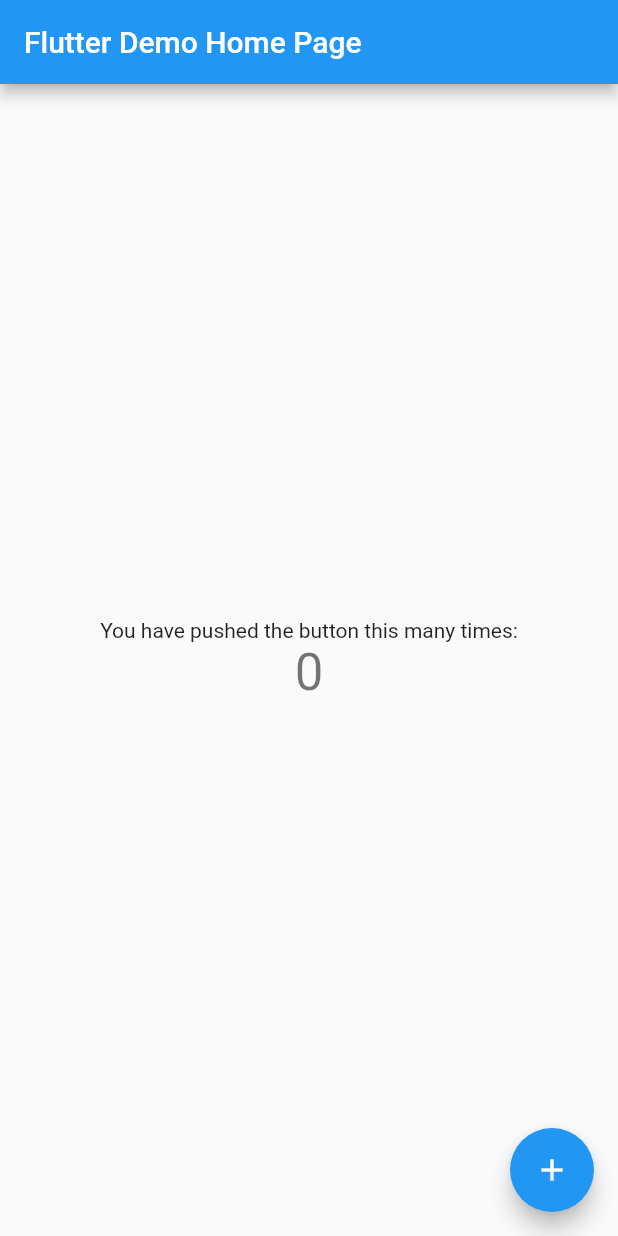
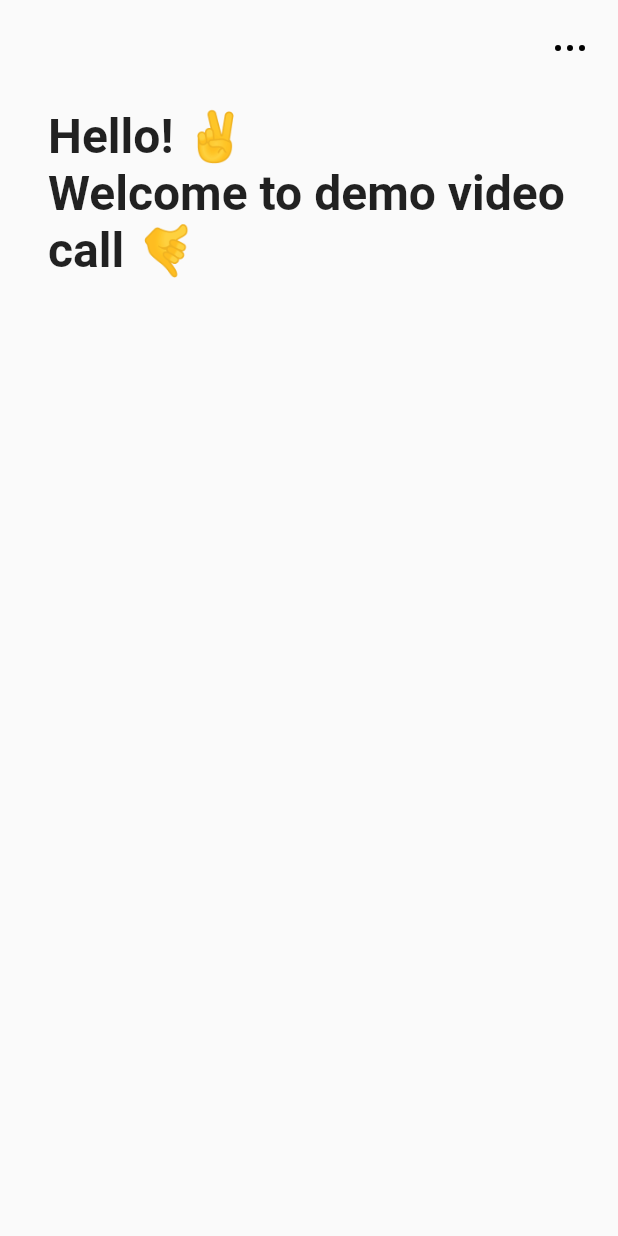
Before and after one commit to greenucom/flutter_demo_app, a Flutter app: the screen it shows after launch, on a phone screen of 412 x 824 dp. Run offline on Flutter 3.47's test engine with Material 2 defaults, Android fonts, the phone set to English and light mode, and no system bars; our stand-ins replace flutter_svg.

Commit message:
Add TitleScreen

```diff
--- a/lib/main.dart
+++ b/lib/main.dart
@@ -1,4 +1,5 @@
 import 'package:flutter/material.dart';
+import 'package:flutter_demo_app/title_screen/title_screen.dart';
 
 void main() {
   runApp(const MyApp());
@@ -24,7 +25,7 @@ class MyApp extends StatelessWidget {
         // is not restarted.
         primarySwatch: Colors.blue,
       ),
-      home: const MyHomePage(title: 'Flutter Demo Home Page'),
+      home: const TitleScreen(),
     );
   }
 }
--- /dev/null
+++ b/lib/title_screen/title_screen.dart
@@ -0,0 +1,70 @@
+import 'package:flutter/material.dart';
+import 'package:flutter_demo_app/title_screen/title_screen_view_model.dart';
+import 'package:flutter_svg/flutter_svg.dart';
+import 'package:provider/provider.dart';
+
+class TitleScreen extends StatelessWidget {
+  const TitleScreen({Key? key}) : super(key: key);
+
+  @override
+  Widget build(BuildContext context) {
+    return ChangeNotifierProvider(
+      create: (_) => TitleScreenViewModel(),
+      child: Consumer<TitleScreenViewModel>(builder: (context, viewModel, child) {
+        return Scaffold(
+          body: SafeArea(
+            child: Column(
+              children: const [
+                _TopBar(),
+                _WelcomeText(),
+              ],
+            ),
+          ),
+        );
+      }),
+    );
+  }
+
+}
+
+class _TopBar extends StatelessWidget {
+  const _TopBar({Key? key}) : super(key: key);
+
+  @override
+  Widget build(BuildContext context) {
+    return Row(
+      mainAxisAlignment: MainAxisAlignment.end,
+      children: [
+        Padding(
+          padding: const EdgeInsets.only(top: 8.0, right: 8.0),
+          child: IconButton(
+            icon: SvgPicture.asset(
+              "assets/svgs/options_horizontal.svg",
+              color: Colors.black,
+            ),
+            onPressed: () {},
+          ),
+        ),
+      ],
+    );
+  }
+}
+
+const _welcomeText = "Hello! ✌\nWelcome to demo video call 🤙";
+class _WelcomeText extends StatelessWidget {
+  const _WelcomeText({Key? key}) : super(key: key);
+
+  @override
+  Widget build(BuildContext context) {
+    return const Padding(
+      padding: EdgeInsets.only(left: 32.0, top: 16.0, right: 32.0),
+      child: Text(
+        _welcomeText,
+        style: TextStyle(
+          fontSize: 32.0,
+          fontWeight: FontWeight.w600,
+        ),
+      ),
+    );
+  }
+}
--- a/pubspec.yaml
+++ b/pubspec.yaml
@@ -34,6 +34,8 @@ dependencies:
   # The following adds the Cupertino Icons font to your application.
   # Use with the CupertinoIcons class for iOS style icons.
   cupertino_icons: ^1.0.2
+  provider: ^6.0.3
+  flutter_svg: ^1.1.1+1
 
 dev_dependencies:
   flutter_test:
@@ -61,6 +63,8 @@ flutter:
   # assets:
   #   - images/a_dot_burr.jpeg
   #   - images/a_dot_ham.jpeg
+  assets:
+    - assets/svgs/
 
   # An image asset can refer to one or more resolution-specific "variants", see
   # https://flutter.dev/assets-and-images/#resolution-aware
```
Also changed, not shown: assets/svgs/options_horizontal.svg (added), pubspec.lock.
